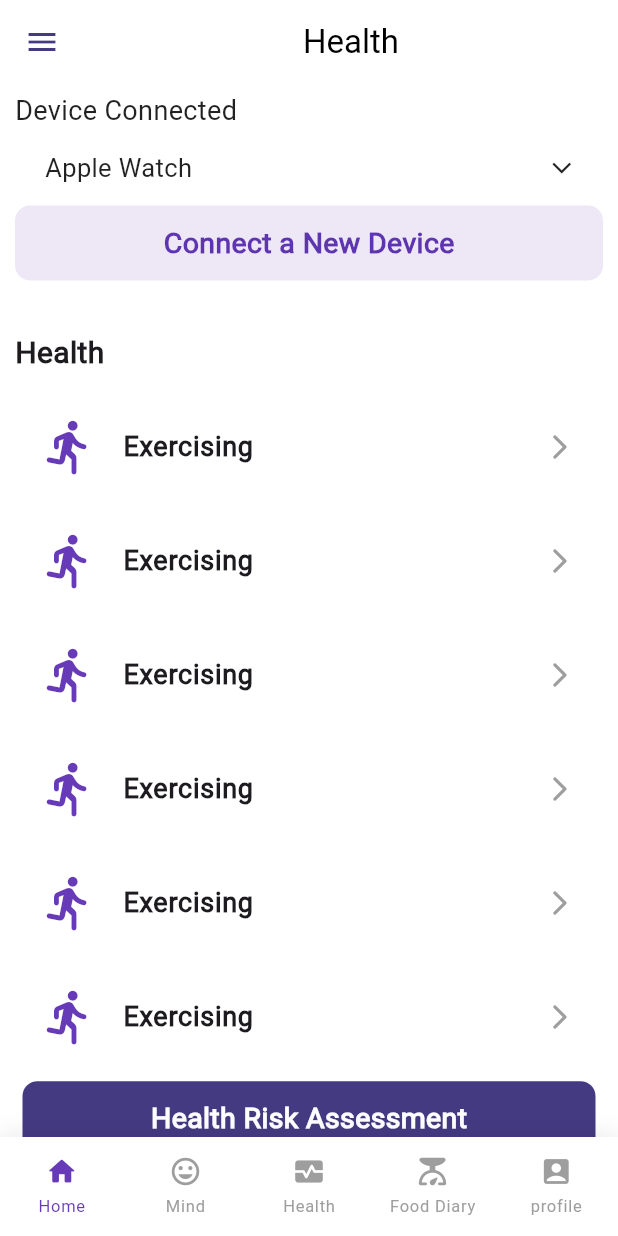
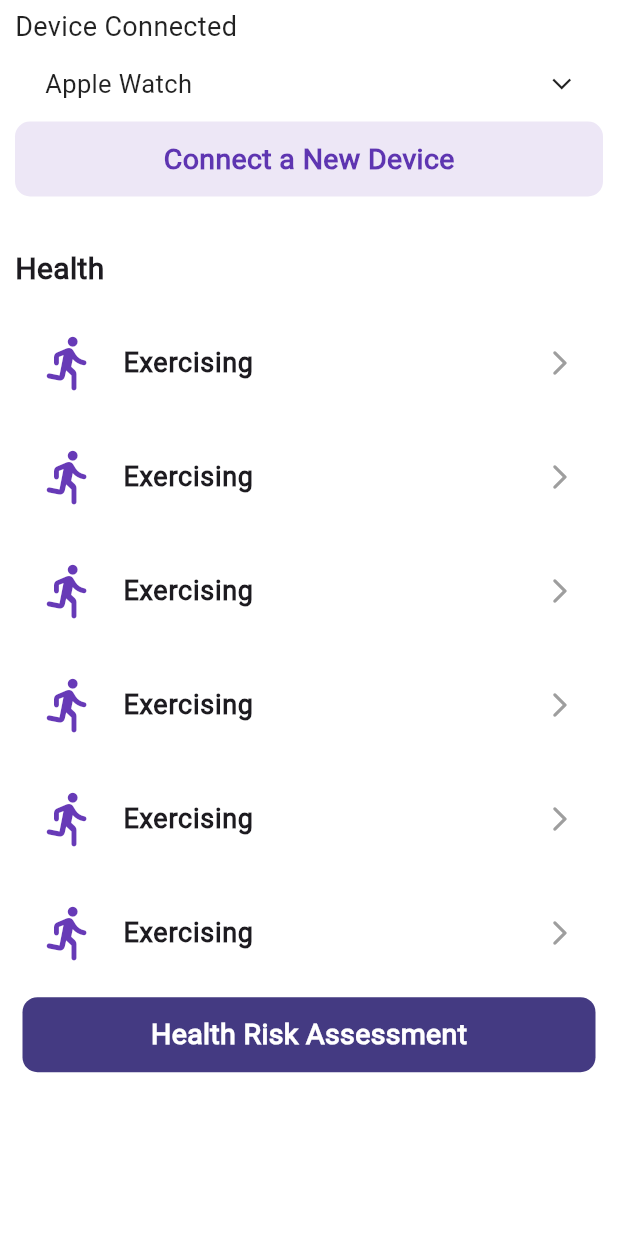
Before and after one commit to kamelmdahduleh/Origin, a Flutter app: the HealthScreen screen opened directly, on a phone screen of 412 x 824 dp. Run offline on Flutter 3.47's test engine with Material 2 defaults, Android fonts, the phone set to English and light mode, and no system bars; drawn by our look-alikes of awesome_bottom_bar.

```diff
--- a/lib/screens/health_screen.dart
+++ b/lib/screens/health_screen.dart
@@ -4,12 +4,11 @@ import 'dart:math' as math;
 
 // Package
 import 'package:awesome_bottom_bar/awesome_bottom_bar.dart';
+
+// Pages
 import 'package:flutter/material.dart';
 import 'package:smpa_e_health/constants.dart';
 
-//
-
-// Pages
 int visit = 0;
 const List<TabItem> items = [
   TabItem(
@@ -36,6 +35,7 @@ const List<TabItem> items = [
 
 class HealthScreen extends StatefulWidget {
   final String id = 'home_screen';
+
   const HealthScreen({super.key});
 
   @override
@@ -49,36 +49,36 @@ class HealthScreenState extends State<HealthScreen> {
       child: Scaffold(
         backgroundColor: Colors.white,
         //Bottom Navigation Bar still in development
-        bottomNavigationBar: Container(
-          child: BottomBarDefault(
-            animated: true,
-            items: items,
-            backgroundColor: Colors.white,
-            color: Colors.grey,
-            colorSelected: Colors.deepPurple,
-            indexSelected: visit,
-            paddingVertical: 5,
-            onTap: (int index) => setState(
-              () {
-                visit = index;
-              },
-            ),
-          ),
-        ),
+        // bottomNavigationBar: Container(
+        //   child: BottomBarDefault(
+        //     animated: true,
+        //     items: items,
+        //     backgroundColor: Colors.white,
+        //     color: Colors.grey,
+        //     colorSelected: Colors.deepPurple,
+        //     indexSelected: visit,
+        //     paddingVertical: 5,
+        //     onTap: (int index) => setState(
+        //       () {
+        //         visit = index;
+        //       },
+        //     ),
+        //   ),
+        // ),
 
         //Work Above ...
-        drawer: Drawer(),
-        appBar: AppBar(
-          elevation: 0,
-          iconTheme: IconThemeData(color: Color(kMyPurple)),
-          backgroundColor: Colors.white,
-          title: Center(
-            child: Text(
-              'Health',
-              style: TextStyle(color: Colors.black),
-            ),
-          ),
-        ),
+        // drawer: Drawer(),
+        // appBar: AppBar(
+        //   elevation: 0,
+        //   iconTheme: IconThemeData(color: Color(kMyPurple)),
+        //   backgroundColor: Colors.white,
+        //   title: Center(
+        //     child: Text(
+        //       'Health',
+        //       style: TextStyle(color: Colors.black),
+        //     ),
+        //   ),
+        // ),
         body: SingleChildScrollView(
           child: Column(
             children: [
```
Also changed, not shown: lib/screens/home_screen.dart (+66 -5 lines), lib/screens/login_screen.dart (+1 -6 lines).
